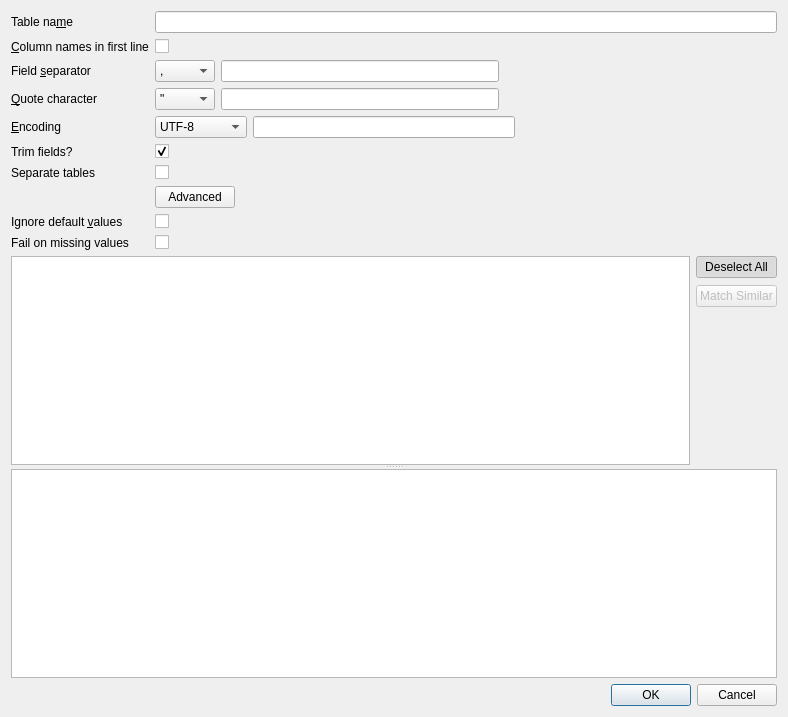
Above: src/ImportCsvDialog.ui from sqlitebrowser/sqlitebrowser before the change. Below: the same form after it.
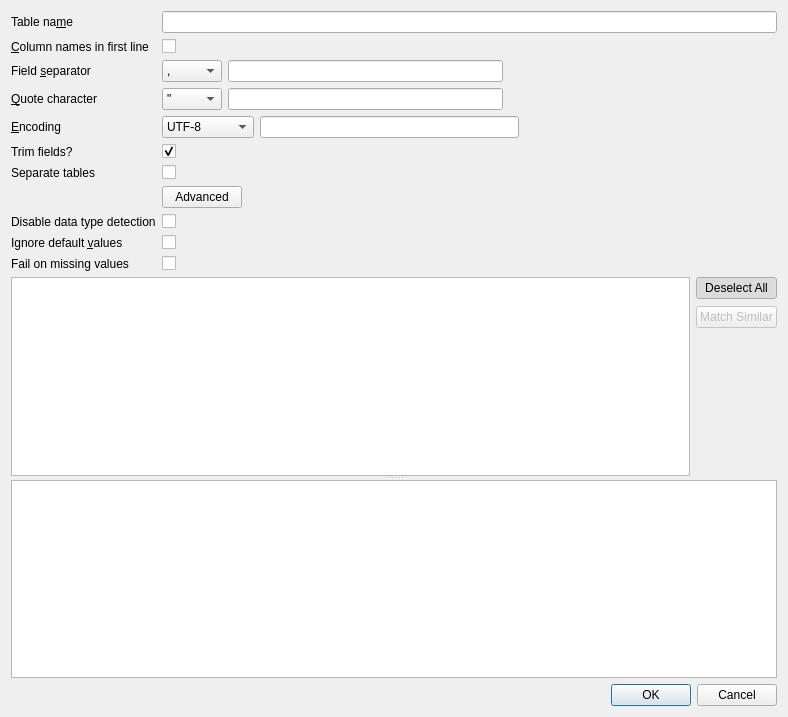
That is the form after the change. Icons and pictures are not drawn.

Commit message:
Add option to disable automatic type detection in CSV import
Because there are some circumstances under which the automatic type
detection can cause problems with the imported data and because it is
not accurate when the data changes a lot after the first couple of rows,
we need an option to disable it.

See issue #1382.

```diff
--- a/src/ImportCsvDialog.ui
+++ b/src/ImportCsvDialog.ui
@@ -275,14 +275,14 @@
        </property>
       </widget>
      </item>
-     <item row="8" column="1">
+     <item row="9" column="1">
       <widget class="QCheckBox" name="checkIgnoreDefaults">
        <property name="toolTip">
         <string>When importing an empty value from the CSV file into an existing table with a default value for this column, that default value is inserted. Activate this option to insert an empty value instead.</string>
        </property>
       </widget>
      </item>
-     <item row="8" column="0">
+     <item row="9" column="0">
       <widget class="QLabel" name="labelIgnoreDefaults">
        <property name="text">
         <string>Ignore default &amp;values</string>
@@ -292,14 +292,14 @@
        </property>
       </widget>
      </item>
-     <item row="9" column="1">
+     <item row="10" column="1">
       <widget class="QCheckBox" name="checkFailOnMissing">
        <property name="toolTip">
         <string>Activate this option to stop the import when trying to import an empty value into a NOT NULL column without a default value.</string>
        </property>
       </widget>
      </item>
-     <item row="9" column="0">
+     <item row="10" column="0">
       <widget class="QLabel" name="labelFailOnMissing">
        <property name="text">
         <string>Fail on missing values </string>
@@ -309,6 +309,20 @@
        </property>
       </widget>
      </item>
+     <item row="8" column="0">
+      <widget class="QLabel" name="labelNoTypeDetection">
+       <property name="text">
+        <string>Disable data type detection</string>
+       </property>
+      </widget>
+     </item>
+     <item row="8" column="1">
+      <widget class="QCheckBox" name="checkNoTypeDetection">
+       <property name="toolTip">
+        <string>Disable the automatic data type detection when creating a new table.</string>
+       </property>
+      </widget>
+     </item>
     </layout>
    </item>
    <item>
```
The commit also changes 1 other file.
